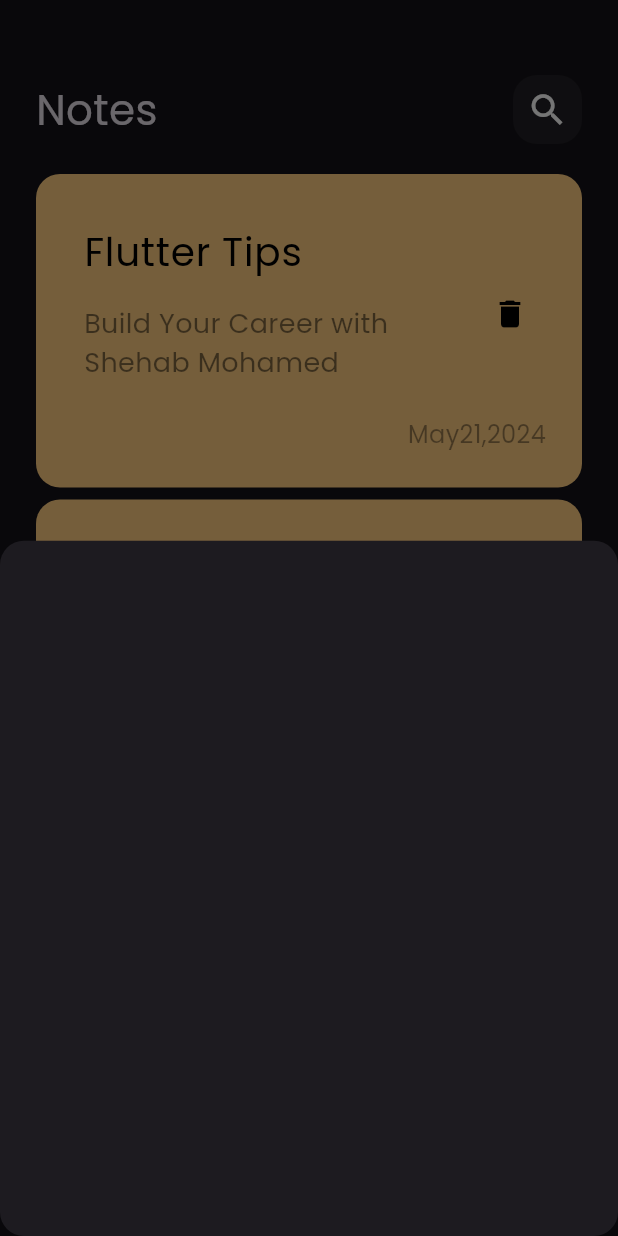
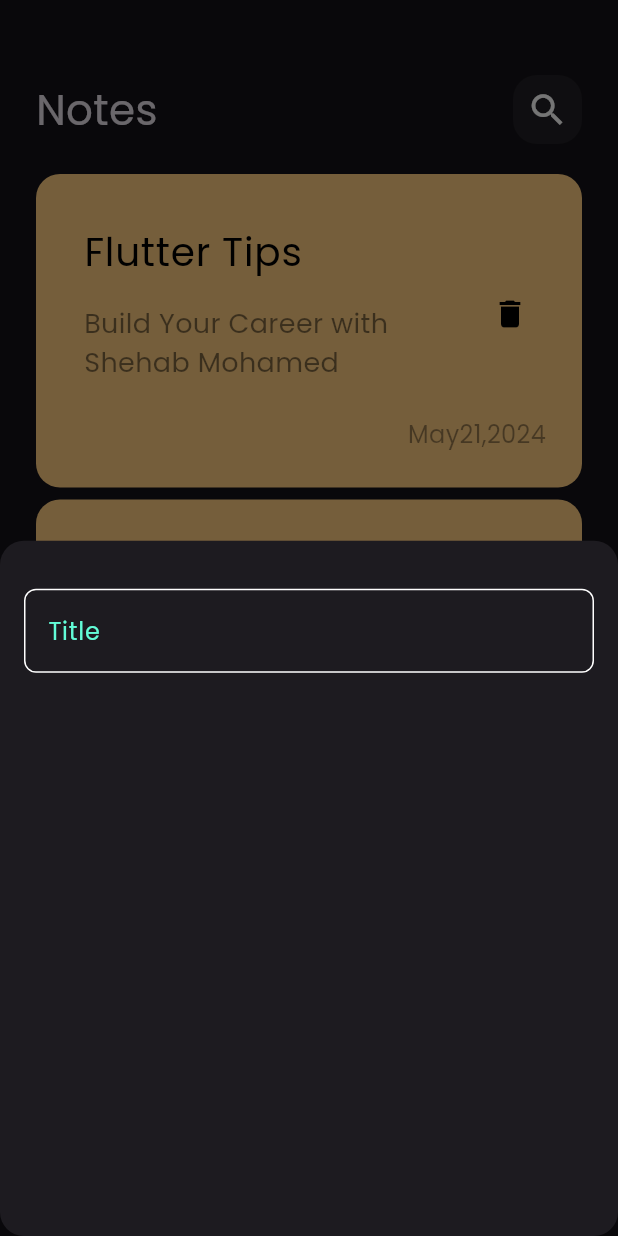
Before and after one commit to shehabbebo/notes_app, a Flutter app: the screen it shows after launch, after a tap on the "add" icon, on a phone screen of 412 x 824 dp. Run offline on Flutter 3.47's test engine with Material 3 defaults, Android fonts, the phone set to English and light mode, and no system bars.

Commit message:
create custom textFiled

```diff
--- /dev/null
+++ b/lib/constant.dart
@@ -0,0 +1,3 @@
+import 'package:flutter/material.dart';
+
+const kPrimaryColor = Color(0xff62FCD7);
--- /dev/null
+++ b/lib/views/weight/Custom_textFiled.dart
@@ -0,0 +1,28 @@
+import 'package:flutter/material.dart';
+import 'package:note_app/constant.dart';
+
+class CustomTextfiled extends StatelessWidget {
+  const CustomTextfiled({super.key});
+
+  @override
+  Widget build(BuildContext context) {
+    return TextField(
+      cursorColor: kPrimaryColor,
+      decoration: InputDecoration(
+        hintText: 'Title',
+        hintStyle: TextStyle(color: kPrimaryColor),
+        border: buildBorder(),
+        enabledBorder: buildBorder(),
+        focusedBorder: buildBorder(kPrimaryColor),
+      ),
+    );
+  }
+
+  OutlineInputBorder buildBorder([Color]) {
+    return OutlineInputBorder(
+        borderRadius: BorderRadius.circular(8),
+        borderSide: BorderSide(
+          color: Color ?? Colors.white,
+        ));
+  }
+}
--- a/lib/views/weight/addnote_buttomSheet.dart
+++ b/lib/views/weight/addnote_buttomSheet.dart
@@ -1,10 +1,19 @@
 import 'package:flutter/material.dart';
+import 'package:note_app/views/weight/Custom_textFiled.dart';
 
 class addNoteBottomSheet extends StatelessWidget {
   const addNoteBottomSheet({super.key});
 
   @override
   Widget build(BuildContext context) {
-    return Container();
+    return Padding(
+      padding: const EdgeInsets.symmetric(horizontal: 16),
+      child: Column(
+        children: [
+          SizedBox(height: 32),
+          CustomTextfiled(),
+        ],
+      ),
+    );
   }
 }
```
